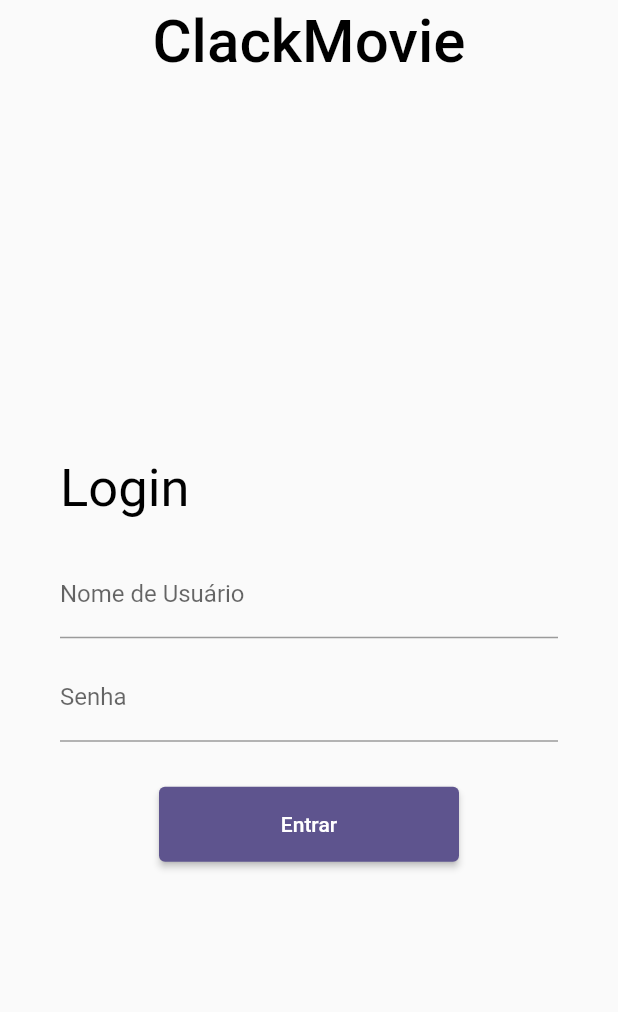
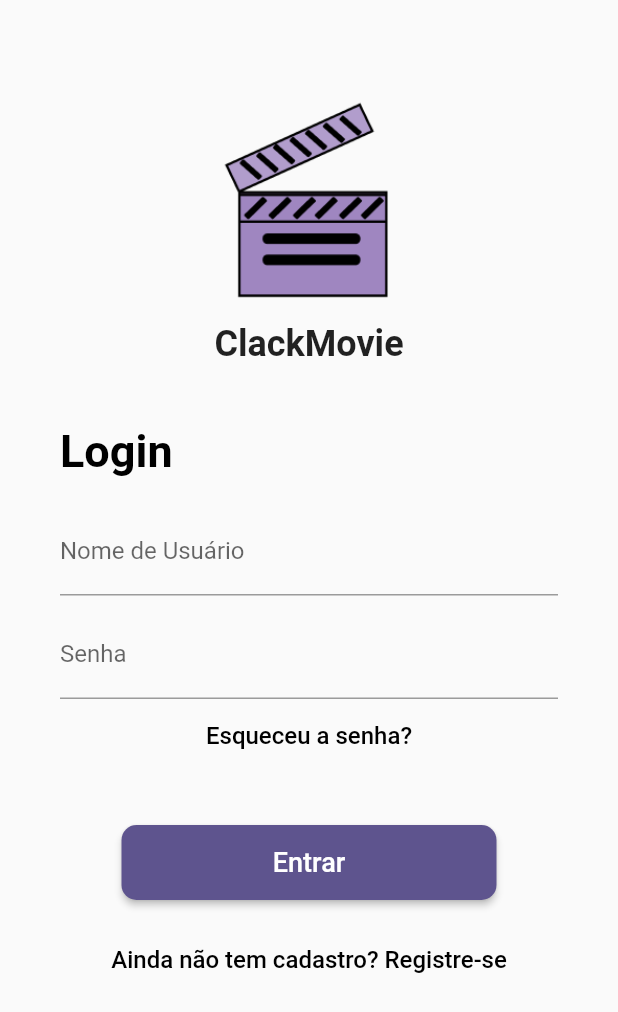
Before and after one commit to emessonSilva/Projeto_Flutter, a Flutter app: the screen it shows after launch, on a phone screen of 412 x 824 dp. Shown: the top 1012 px of the screen. Run offline on Flutter 3.47's test engine with Material 2 defaults, Android fonts, the phone set to English and light mode, and no system bars.

Commit message:
Alterações 1

```diff
--- a/lib/main.dart
+++ b/lib/main.dart
@@ -9,9 +9,9 @@ class MyApp extends StatelessWidget {
 
   @override
   Widget build(BuildContext context) {
-    return MaterialApp(
+    return const MaterialApp(
       title: 'ClackMovie',
-      home: const LoginScreen(),
+      home: LoginScreen(),
     );
   }
 }
@@ -21,53 +21,65 @@ class LoginScreen extends StatelessWidget {
 
   @override
   Widget build(BuildContext context) {
-    Color buttonColor = const Color(0xFF5E548E); // Cor #5E548E
+    Color buttonColor = const Color(0xFF5E548E);
+    // Color themeColor = const Color(0xFF9F86C0);
 
     return Scaffold(
-      appBar: AppBar(
-        backgroundColor: Colors.transparent, // Remove o fundo.
-        elevation: 0, // Remove a sombra da barra de aplicativo.
-        title: Text(
-          'ClackMovie',
-          style: TextStyle(
-            fontSize: 40, // Tamanho do título.
-            color: Colors.black, // Cor preta para o título.
-          ),
-        ),
-        centerTitle: true, // Centraliza o título na barra de aplicativo.
-      ),
-      body: Center(
+      body: SingleChildScrollView(
+        reverse: true,
         child: Column(
           mainAxisAlignment: MainAxisAlignment.center,
           children: [
-            Padding(
-              padding: const EdgeInsets.symmetric(horizontal: 40),
-              child: Align(
-                alignment: Alignment.centerLeft, // Alinha o texto à esquerda.
-                child: Text(
-                  'Login',
-                  style: TextStyle(
-                    fontSize: 35,
-                    color: Colors.black, // Cor preta para o título.
+            Container(
+              margin: const EdgeInsets.only(
+                top: 60,
+              ),
+              width: 150,
+              height: 150,
+              child: Image.asset('assets/img_claquete.png'),
+            ),
+            Container(
+              margin: const EdgeInsets.only(top: 5),
+              child: const Text(
+                'ClackMovie',
+                style: TextStyle(fontSize: 24, fontWeight: FontWeight.w600),
+              ),
+            ),
+            Container(
+              margin: const EdgeInsets.only(top: 40),
+              child: const Padding(
+                padding: EdgeInsets.symmetric(
+                  horizontal: 40,
+                ),
+                child: Align(
+                  alignment: Alignment.centerLeft,
+                  child: Text(
+                    'Login',
+                    style: TextStyle(
+                      fontSize: 30,
+                      color: Colors.black,
+                      fontWeight: FontWeight.w600,
+                    ),
                   ),
                 ),
               ),
             ),
-            const SizedBox(
-                height: 20), // Espaço entre o título e os campos de entrada.
-            Padding(
-              padding: const EdgeInsets.symmetric(horizontal: 40),
+            const SizedBox(height: 20),
+            const Padding(
+              padding: EdgeInsets.symmetric(
+                horizontal: 40,
+              ),
               child: TextField(
                 decoration: InputDecoration(
                   labelText: 'Nome de Usuário',
                 ),
               ),
             ),
-            const SizedBox(
-                height:
-                    10), // Espaço entre o campo de nome de usuário e a senha.
-            Padding(
-              padding: const EdgeInsets.symmetric(horizontal: 40),
+            const SizedBox(height: 10),
+            const Padding(
+              padding: EdgeInsets.symmetric(
+                horizontal: 40,
+              ),
               child: TextField(
                 obscureText: true,
                 decoration: InputDecoration(
@@ -76,18 +88,50 @@ class LoginScreen extends StatelessWidget {
               ),
             ),
             const SizedBox(
-                height:
-                    30), // Espaço entre os campos de entrada e o botão "Entrar".
-            ElevatedButton(
-              onPressed: () {
-                // Adicione a lógica de autenticação aqui.
-              },
-              style: ElevatedButton.styleFrom(
-                primary: buttonColor, // Cor de fundo roxa (#5E548E).
-                minimumSize: Size(200, 50), // Largura e altura do botão.
+              height: 15,
+            ),
+            const Text(
+              'Esqueceu a senha?',
+              style: TextStyle(
+                fontSize: 16,
+                color: Colors.black,
+                fontWeight: FontWeight.w500,
               ),
-              child: const Text('Entrar'),
             ),
+            Container(
+              margin: const EdgeInsets.only(
+                top: 50,
+              ),
+              child: ElevatedButton(
+                onPressed: () {},
+                style: ElevatedButton.styleFrom(
+                  backgroundColor: buttonColor,
+                  minimumSize: const Size(250, 50),
+                  shape: RoundedRectangleBorder(
+                    borderRadius: BorderRadius.circular(10),
+                  ),
+                ),
+                child: const Text(
+                  'Entrar',
+                  style: TextStyle(
+                    fontSize: 18,
+                  ),
+                ),
+              ),
+            ),
+            Container(
+              margin: const EdgeInsets.only(
+                top: 30,
+              ),
+              child: const Text(
+                'Ainda não tem cadastro? Registre-se',
+                style: TextStyle(
+                  fontSize: 16,
+                  color: Colors.black,
+                  fontWeight: FontWeight.w500,
+                ),
+              ),
+            )
           ],
         ),
       ),
--- a/pubspec.yaml
+++ b/pubspec.yaml
@@ -26,7 +26,5 @@ flutter:
 
   uses-material-design: true
 
-  # To add assets to your application, add an assets section, like this:
-  # assets:
-  #   - images/a_dot_burr.jpeg
-  #   - images/a_dot_ham.jpeg
+  assets:
+    - assets/img_claquete.png
```
Also changed, not shown: assets/img_claquete.png (added).
